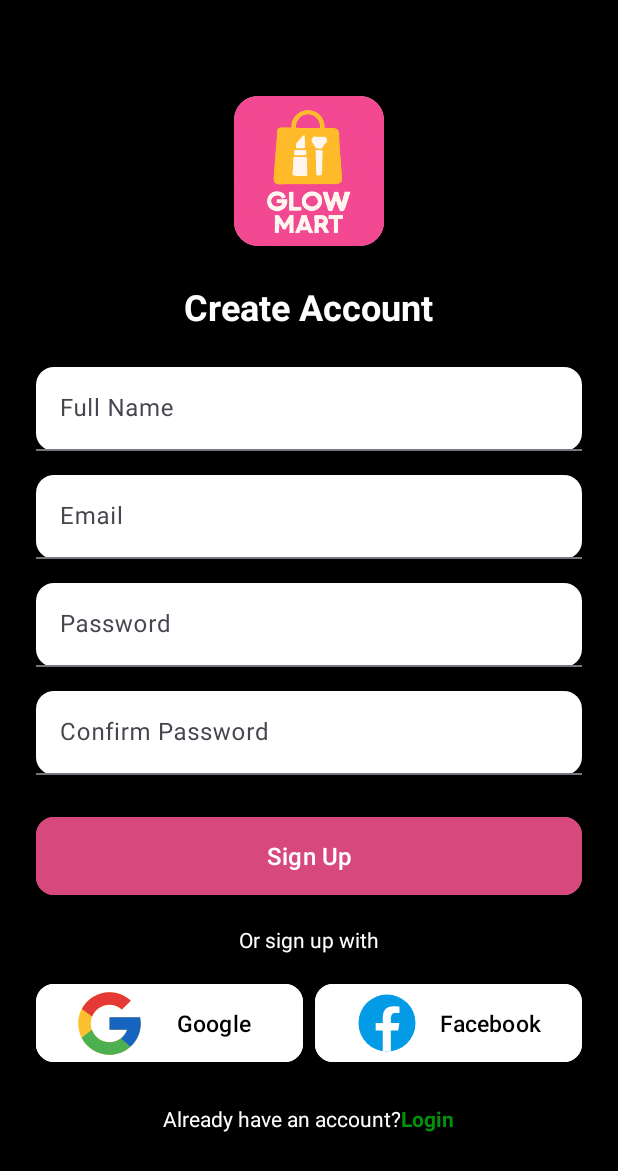
After one commit to Shimon31/Glow_Mart, an Android app: the SignUpFragment screen opened through its navigation route, on a phone screen of 412 x 824 dp. The commit adds this screen. Shown: the top 1171 px of the screen. Run offline under Robolectric (Android 15) with nearby library versions, the phone set to English and light mode, and no system bars; our stand-ins replace Dagger/Hilt's generated code, Firebase (no records; nobody signed in at launch, a user with empty details on screens opened directly), navigation-ui.

Commit message:
login and sign up successfully done

```diff
--- a/app/build.gradle.kts
+++ b/app/build.gradle.kts
@@ -3,6 +3,7 @@ plugins {
     alias(libs.plugins.kotlin.android)
     alias(libs.plugins.hilt.android)
     kotlin("kapt")
+    alias(libs.plugins.google.gms.google.services)
 }
 
 android {
@@ -51,6 +52,10 @@ dependencies {
     implementation(libs.google.material)
     implementation(libs.play.services.analytics.impl)
     implementation(libs.androidx.recyclerview)
+    implementation(libs.firebase.auth)
+    implementation(libs.androidx.credentials)
+    implementation(libs.androidx.credentials.play.services.auth)
+    implementation(libs.googleid)
     testImplementation(libs.junit)
     androidTestImplementation(libs.androidx.junit)
     androidTestImplementation(libs.androidx.espresso.core)
--- a/app/src/main/java/com/bcsbattle/sbs_e_mart/MainActivity.kt
+++ b/app/src/main/java/com/bcsbattle/sbs_e_mart/MainActivity.kt
@@ -6,6 +6,7 @@ import androidx.appcompat.app.AppCompatActivity
 import androidx.core.view.ViewCompat
 import androidx.core.view.WindowInsetsCompat
 import androidx.navigation.findNavController
+import androidx.navigation.fragment.NavHostFragment
 import androidx.navigation.ui.setupWithNavController
 import com.bcsbattle.sbs_e_mart.databinding.ActivityMainBinding
 import com.google.android.material.bottomnavigation.BottomNavigationView
@@ -15,14 +16,24 @@ import dagger.hilt.android.AndroidEntryPoint
 class MainActivity : AppCompatActivity() {
 
     lateinit var binding: ActivityMainBinding
+
     override fun onCreate(savedInstanceState: Bundle?) {
         super.onCreate(savedInstanceState)
         binding = ActivityMainBinding.inflate(layoutInflater)
         setContentView(binding.root)
 
-        val navController = this.findNavController(R.id.fragmentContainerView)
+        val navController = findNavController(R.id.fragmentContainerView)
 
         binding.bottomNavigationView.setupWithNavController(navController)
 
+        // Add an OnDestinationChangedListener to hide/show the bottom navigation
+        navController.addOnDestinationChangedListener { _, destination, _ ->
+            // Hide bottom navigation on LoginFragment and RegisterFragment
+            if (destination.id == R.id.loginFragment || destination.id == R.id.signUpFragment) {
+                binding.bottomNavigationView.visibility = BottomNavigationView.GONE  // Set it to GONE, not INVISIBLE
+            } else {
+                binding.bottomNavigationView.visibility = BottomNavigationView.VISIBLE
+            }
+        }
     }
 }
--- /dev/null
+++ b/app/src/main/java/com/bcsbattle/sbs_e_mart/ui/login/LoginFragment.kt
@@ -0,0 +1,65 @@
+package com.bcsbattle.sbs_e_mart.ui.login
+
+import android.os.Bundle
+import android.view.View
+import android.widget.Toast
+import androidx.navigation.fragment.findNavController
+import com.bcsbattle.sbs_e_mart.R
+import com.bcsbattle.sbs_e_mart.ui.signUp.SignUpFragment
+import com.bcsbattle.sbs_e_mart.base.BaseFragment
+import com.bcsbattle.sbs_e_mart.databinding.FragmentLoginBinding
+import com.google.firebase.auth.FirebaseAuth
+
+class LoginFragment : BaseFragment<FragmentLoginBinding>(FragmentLoginBinding::inflate) {
+
+    private lateinit var firebaseAuth: FirebaseAuth
+
+    override fun onViewCreated(view: View, savedInstanceState: Bundle?) {
+        super.onViewCreated(view, savedInstanceState)
+
+        // Initialize Firebase Auth
+        firebaseAuth = FirebaseAuth.getInstance()
+
+        // Login button click
+        binding.loginButton.setOnClickListener {
+            val email = binding.emailEditText.text.toString().trim()
+            val password = binding.passwordEditText.text.toString().trim()
+
+            if (email.isEmpty() || password.isEmpty()) {
+                Toast.makeText(requireContext(), "Please fill all fields", Toast.LENGTH_SHORT)
+                    .show()
+            } else {
+                loginUser(email, password)
+            }
+        }
+
+
+        // Navigate to Sign Up
+        binding.signUpText.setOnClickListener {
+            findNavController().navigate(R.id.action_loginFragment_to_signUpFragment)
+       /*     requireActivity().supportFragmentManager.beginTransaction()
+                .replace(R.id.action_loginFragment_to_signUpFragment, SignUpFragment())
+                .addToBackStack(null)
+                .commit()*/
+        }
+
+    }
+
+    private fun loginUser(email: String, password: String) {
+        firebaseAuth.signInWithEmailAndPassword(email, password)
+            .addOnCompleteListener { task ->
+                if (task.isSuccessful) {
+                    Toast.makeText(requireContext(), "Login successful", Toast.LENGTH_SHORT).show()
+                   findNavController().navigate(R.id.action_loginFragment_to_homeFragment)
+                } else {
+                    Toast.makeText(requireContext(), task.exception?.message, Toast.LENGTH_SHORT)
+                        .show()
+                }
+            }
+    }
+
+    override fun onDestroyView() {
+        super.onDestroyView()
+        _binding = null
+    }
+}
--- /dev/null
+++ b/app/src/main/res/drawable/icons8_facebook.xml
@@ -0,0 +1,12 @@
+<vector xmlns:android="http://schemas.android.com/apk/res/android"
+    android:width="48dp"
+    android:height="48dp"
+    android:viewportWidth="48"
+    android:viewportHeight="48">
+  <path
+      android:pathData="M24,5A19,19 0,1 0,24 43A19,19 0,1 0,24 5Z"
+      android:fillColor="#039be5"/>
+  <path
+      android:pathData="M26.572,29.036h4.917l0.772,-4.995h-5.69v-2.73c0,-2.075 0.678,-3.915 2.619,-3.915h3.119v-4.359c-0.548,-0.074 -1.707,-0.236 -3.897,-0.236c-4.573,0 -7.254,2.415 -7.254,7.917v3.323h-4.701v4.995h4.701v13.729C22.089,42.905 23.032,43 24,43c0.875,0 1.729,-0.08 2.572,-0.194V29.036z"
+      android:fillColor="#fff"/>
+</vector>
--- /dev/null
+++ b/app/src/main/res/drawable/icons8_google__1_.xml
@@ -0,0 +1,18 @@
+<vector xmlns:android="http://schemas.android.com/apk/res/android"
+    android:width="50dp"
+    android:height="50dp"
+    android:viewportWidth="48"
+    android:viewportHeight="48">
+  <path
+      android:pathData="M43.611,20.083H42V20H24v8h11.303c-1.649,4.657 -6.08,8 -11.303,8c-6.627,0 -12,-5.373 -12,-12s5.373,-12 12,-12c3.059,0 5.842,1.154 7.961,3.039l5.657,-5.657C34.046,6.053 29.268,4 24,4C12.955,4 4,12.955 4,24s8.955,20 20,20s20,-8.955 20,-20C44,22.659 43.862,21.35 43.611,20.083z"
+      android:fillColor="#fbc02d"/>
+  <path
+      android:pathData="M6.306,14.691l6.571,4.819C14.655,15.108 18.961,12 24,12c3.059,0 5.842,1.154 7.961,3.039l5.657,-5.657C34.046,6.053 29.268,4 24,4C16.318,4 9.656,8.337 6.306,14.691z"
+      android:fillColor="#e53935"/>
+  <path
+      android:pathData="M24,44c5.166,0 9.86,-1.977 13.409,-5.192l-6.19,-5.238C29.211,35.091 26.715,36 24,36c-5.202,0 -9.619,-3.317 -11.283,-7.946l-6.522,5.025C9.505,39.556 16.227,44 24,44z"
+      android:fillColor="#4caf50"/>
+  <path
+      android:pathData="M43.611,20.083L43.595,20L42,20H24v8h11.303c-0.792,2.237 -2.231,4.166 -4.087,5.571c0.001,-0.001 0.002,-0.001 0.003,-0.002l6.19,5.238C36.971,39.205 44,34 44,24C44,22.659 43.862,21.35 43.611,20.083z"
+      android:fillColor="#1565c0"/>
+</vector>
--- a/app/src/main/res/layout/fragment_cart.xml
+++ b/app/src/main/res/layout/fragment_cart.xml
@@ -4,6 +4,7 @@
     xmlns:tools="http://schemas.android.com/tools"
     android:layout_width="match_parent"
     android:layout_height="match_parent"
+    android:background="@color/black"
     tools:context=".ui.cart.CartFragment">
 
     <View
--- /dev/null
+++ b/app/src/main/res/layout/fragment_sign_up.xml
@@ -0,0 +1,208 @@
+<?xml version="1.0" encoding="utf-8"?>
+<ScrollView xmlns:android="http://schemas.android.com/apk/res/android"
+    xmlns:app="http://schemas.android.com/apk/res-auto"
+    android:layout_width="match_parent"
+    android:layout_height="match_parent"
+    xmlns:tools="http://schemas.android.com/tools"
+    android:background="@color/black"
+    android:fillViewport="true"
+    tools:context=".ui.signUp.SignUpFragment">
+
+    <LinearLayout
+        android:layout_width="match_parent"
+        android:layout_height="wrap_content"
+        android:orientation="vertical"
+        android:padding="24dp"
+        android:gravity="center_horizontal">
+
+        <!-- Logo -->
+        <androidx.cardview.widget.CardView
+            android:layout_width="100dp"
+            android:layout_height="100dp"
+            app:cardCornerRadius="16dp"
+            android:layout_marginTop="40dp"
+            android:layout_marginBottom="24dp"
+            app:cardElevation="8dp">
+
+            <ImageView
+                android:layout_width="match_parent"
+                android:layout_height="match_parent"
+                android:scaleType="fitXY"
+                android:src="@drawable/main_logo" />
+        </androidx.cardview.widget.CardView>
+
+        <!-- Title -->
+        <TextView
+            android:layout_width="wrap_content"
+            android:layout_height="wrap_content"
+            android:text="Create Account"
+            android:textColor="@android:color/white"
+            android:textSize="24sp"
+            android:textStyle="bold"
+            android:layout_marginBottom="24dp"/>
+
+        <!-- Name Field -->
+        <com.google.android.material.textfield.TextInputLayout
+            android:layout_width="match_parent"
+            android:layout_height="wrap_content"
+            android:hint="Full Name"
+            app:boxBackgroundMode="filled"
+            app:boxCornerRadiusTopStart="12dp"
+            app:boxCornerRadiusTopEnd="12dp"
+            app:boxCornerRadiusBottomStart="12dp"
+            app:boxCornerRadiusBottomEnd="12dp"
+            app:boxBackgroundColor="@color/white"
+            android:layout_marginBottom="16dp">
+
+            <com.google.android.material.textfield.TextInputEditText
+                android:id="@+id/textInputFullName"
+                android:layout_width="match_parent"
+                android:layout_height="56dp"
+                android:inputType="textPersonName"
+                android:textColor="@android:color/black"
+                android:textSize="16sp" />
+        </com.google.android.material.textfield.TextInputLayout>
+
+        <!-- Email Field -->
+        <com.google.android.material.textfield.TextInputLayout
+            android:layout_width="match_parent"
+            android:layout_height="wrap_content"
+            android:hint="Email"
+            app:boxBackgroundMode="filled"
+            app:boxCornerRadiusTopStart="12dp"
+            app:boxCornerRadiusTopEnd="12dp"
+            app:boxCornerRadiusBottomStart="12dp"
+            app:boxCornerRadiusBottomEnd="12dp"
+            app:boxBackgroundColor="@color/white"
+            android:layout_marginBottom="16dp">
+
+            <com.google.android.material.textfield.TextInputEditText
+                android:id="@+id/textInputEmail"
+                android:layout_width="match_parent"
+                android:layout_height="56dp"
+                android:inputType="textEmailAddress"
+                android:textColor="@android:color/black"
+                android:textSize="16sp"/>
+        </com.google.android.material.textfield.TextInputLayout>
+
+        <!-- Password Field -->
+        <com.google.android.material.textfield.TextInputLayout
+            android:layout_width="match_parent"
+            android:layout_height="wrap_content"
+            android:hint="Password"
+            app:boxBackgroundMode="filled"
+            app:boxCornerRadiusTopStart="12dp"
+            app:boxCornerRadiusTopEnd="12dp"
+            app:boxCornerRadiusBottomStart="12dp"
+            app:boxCornerRadiusBottomEnd="12dp"
+            app:boxBackgroundColor="@color/white"
+            android:layout_marginBottom="16dp">
+
+            <com.google.android.material.textfield.TextInputEditText
+                android:id="@+id/textInputPassword"
+                android:layout_width="match_parent"
+                android:layout_height="56dp"
+                android:inputType="textPassword"
+                android:textColor="@android:color/black"
+                android:textSize="16sp"/>
+        </com.google.android.material.textfield.TextInputLayout>
+
+        <!-- Confirm Password Field -->
+        <com.google.android.material.textfield.TextInputLayout
+            android:layout_width="match_parent"
+            android:layout_height="wrap_content"
+            android:hint="Confirm Password"
+            app:boxBackgroundMode="filled"
+            app:boxCornerRadiusTopStart="12dp"
+            app:boxCornerRadiusTopEnd="12dp"
+            app:boxCornerRadiusBottomStart="12dp"
+            app:boxCornerRadiusBottomEnd="12dp"
+            app:boxBackgroundColor="@color/white"
+            android:layout_marginBottom="24dp">
+
+            <com.google.android.material.textfield.TextInputEditText
+                android:id="@+id/textInputConfirmPassword"
+                android:layout_width="match_parent"
+                android:layout_height="56dp"
+                android:inputType="textPassword"
+                android:textColor="@android:color/black"
+                android:textSize="16sp"/>
+        </com.google.android.material.textfield.TextInputLayout>
+
+        <!-- Sign Up Button -->
+        <com.google.android.material.button.MaterialButton
+            android:id="@+id/signUpButton"
+            android:layout_width="match_parent"
+            android:layout_height="60dp"
+            android:text="Sign Up"
+            android:textSize="16sp"
+            android:textColor="@android:color/white"
+            android:backgroundTint="@color/primaryClr"
+            app:cornerRadius="12dp"
+            android:layout_marginBottom="16dp"/>
+
+        <!-- Or Sign Up with -->
+        <TextView
+            android:layout_width="wrap_content"
+            android:layout_height="wrap_content"
+            android:text="Or sign up with"
+            android:textColor="@android:color/white"
+            android:layout_marginBottom="16dp"/>
+
+        <!-- Social Buttons -->
+        <LinearLayout
+            android:layout_width="match_parent"
+            android:layout_height="wrap_content"
+            android:orientation="horizontal">
+
+            <com.google.android.material.button.MaterialButton
+                android:id="@+id/googleLoginButton"
+                android:layout_width="0dp"
+                android:layout_height="60dp"
+                android:layout_marginEnd="8dp"
+                android:layout_weight="1"
+                android:backgroundTint="@color/white"
+                android:drawableLeft="@drawable/icons8_google__1_"
+                android:text="Google"
+                android:textColor="@android:color/black"
+                android:textSize="15sp"
+                app:cornerRadius="12dp" />
+
+            <com.google.android.material.button.MaterialButton
+                android:id="@+id/facebookLoginButton"
+                android:layout_width="0dp"
+                android:layout_weight="1"
+                android:layout_height="60dp"
+                android:text="Facebook"
+                android:drawableLeft="@drawable/icons8_facebook"
+                android:textColor="@android:color/black"
+                android:backgroundTint="@color/white"
+                app:cornerRadius="12dp"
+                android:textSize="15sp"/>
+        </LinearLayout>
+
+        <!-- Already have account -->
+        <LinearLayout
+            android:layout_width="wrap_content"
+            android:layout_height="wrap_content"
+            android:orientation="horizontal"
+            android:layout_marginTop="24dp">
+
+            <TextView
+                android:layout_width="wrap_content"
+                android:layout_height="wrap_content"
+                android:text="Already have an account?"
+                android:textColor="@android:color/white"/>
+
+            <TextView
+                android:id="@+id/goToLogin"
+                android:layout_width="wrap_content"
+                android:layout_height="wrap_content"
+                android:text="Login"
+                android:textColor="#05900B"
+                android:textStyle="bold"/>
+        </LinearLayout>
+
+    </LinearLayout>
+
+</ScrollView>
--- a/app/src/main/res/navigation/main_nav.xml
+++ b/app/src/main/res/navigation/main_nav.xml
@@ -3,7 +3,7 @@
     xmlns:app="http://schemas.android.com/apk/res-auto"
     xmlns:tools="http://schemas.android.com/tools"
     android:id="@+id/main_nav"
-    app:startDestination="@id/homeFragment">
+    app:startDestination="@id/loginFragment">
 
     <fragment
         android:id="@+id/homeFragment"
@@ -57,4 +57,25 @@
             android:id="@+id/action_searchFragment_to_detailsFragment"
             app:destination="@id/detailsFragment" />
     </fragment>
+    <fragment
+        android:id="@+id/loginFragment"
+        android:name="com.bcsbattle.sbs_e_mart.ui.login.LoginFragment"
+        android:label="fragment_login"
+        tools:layout="@layout/fragment_login" >
+        <action
+            android:id="@+id/action_loginFragment_to_signUpFragment"
+            app:destination="@id/signUpFragment" />
+        <action
+            android:id="@+id/action_loginFragment_to_homeFragment"
+            app:destination="@id/homeFragment" />
+    </fragment>
+    <fragment
+        android:id="@+id/signUpFragment"
+        android:name="com.bcsbattle.sbs_e_mart.ui.signUp.SignUpFragment"
+        android:label="fragment_sign_up"
+        tools:layout="@layout/fragment_sign_up" >
+        <action
+            android:id="@+id/action_signUpFragment_to_loginFragment"
+            app:destination="@id/loginFragment" />
+    </fragment>
 </navigation>
--- a/build.gradle.kts
+++ b/build.gradle.kts
@@ -3,4 +3,5 @@ plugins {
     alias(libs.plugins.android.application) apply false
     alias(libs.plugins.kotlin.android) apply false
     alias(libs.plugins.hilt.android) apply  false
+    alias(libs.plugins.google.gms.google.services) apply false
 }
```
Also changed, not shown: app/src/main/java/com/bcsbattle/sbs_e_mart/ui/signUp/SignUpFragment.kt (added, +90 -0 lines), app/src/main/res/drawable/main_logo_bg.xml (added, +7 -0 lines), app/src/main/res/layout/fragment_login.xml (added, +206 -0 lines), gradle/libs.versions.toml (+10 -0 lines), app/src/main/res/drawable/main_logo.png (added), 1 other file.
